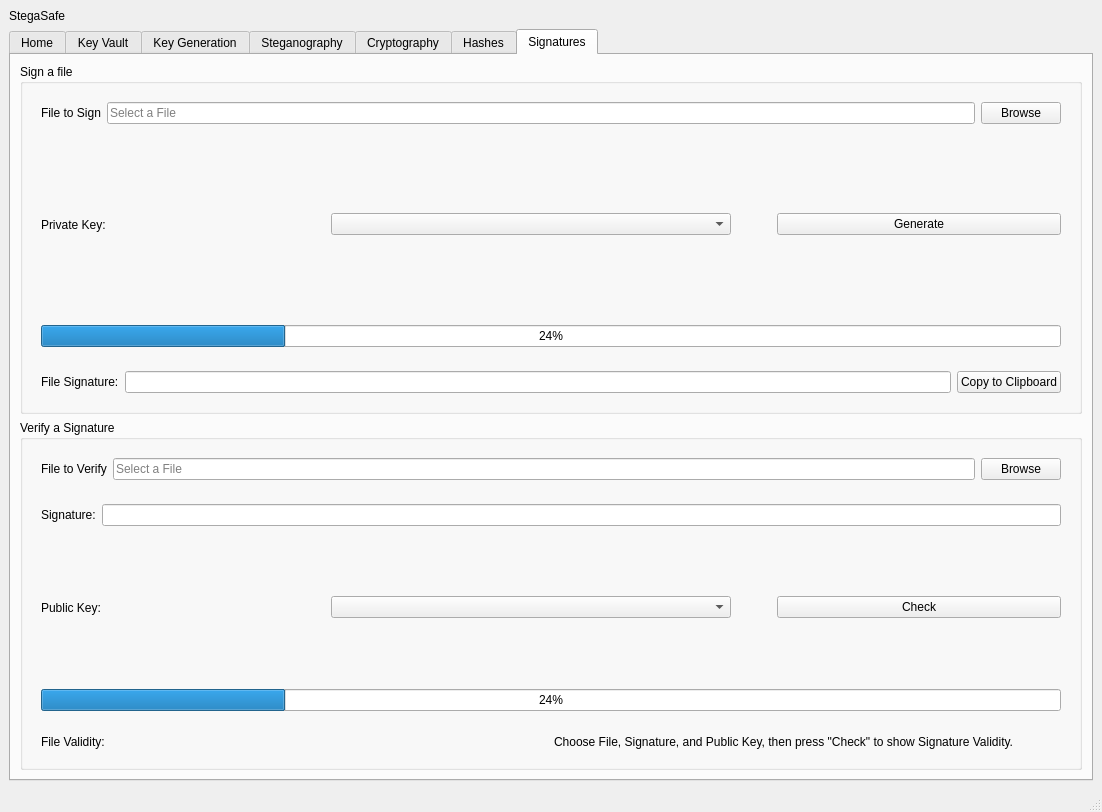
First picture: the form in src/stegasafe/gui/main_window.ui, repository RaveNcLawNN/StegaSafe, before the edit.
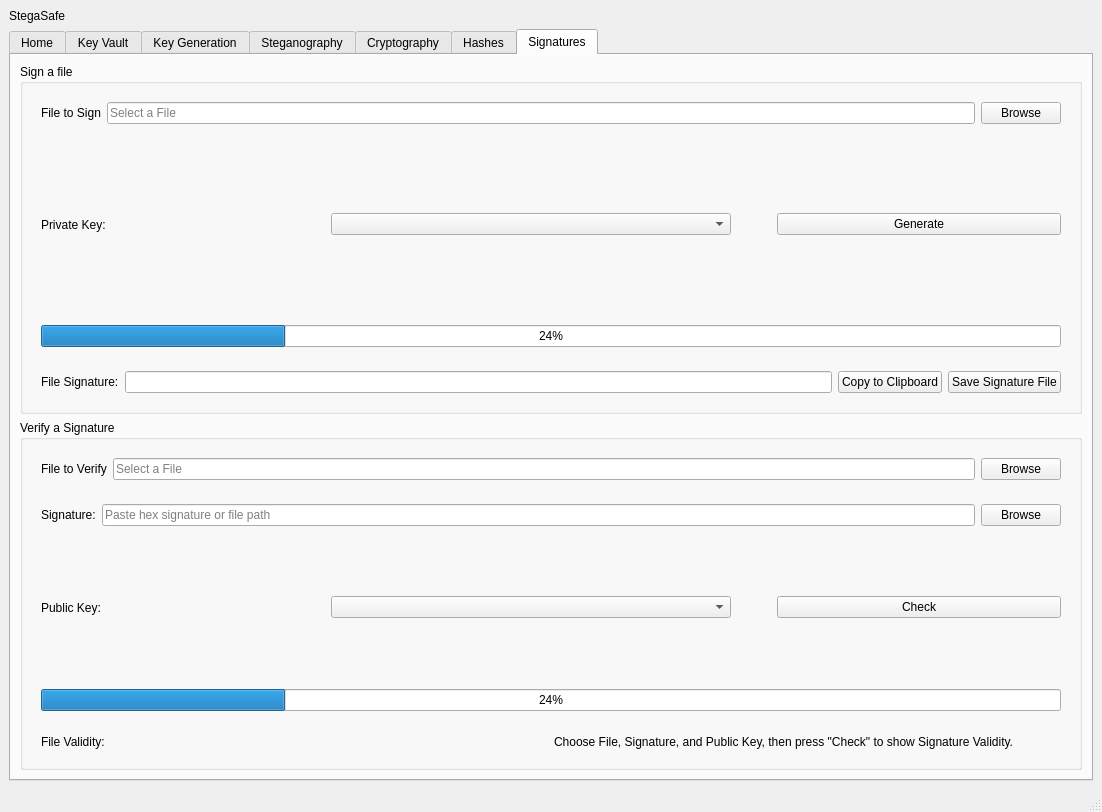
Second picture: the form after the edit. The open tabs and pages were chosen to show the change.

Commit message: M8 + M9: added detached signature file (.sig)  support

The edit to the form file:
```diff
--- a/src/stegasafe/gui/main_window.ui
+++ b/src/stegasafe/gui/main_window.ui
@@ -1581,6 +1581,13 @@
                 </property>
                </widget>
               </item>
+              <item>
+               <widget class="QPushButton" name="btnSaveSignature">
+                <property name="text">
+                 <string>Save Signature File</string>
+                </property>
+               </widget>
+              </item>
              </layout>
             </widget>
            </item>
@@ -1634,7 +1641,18 @@
                </widget>
               </item>
               <item>
-               <widget class="QLineEdit" name="leShowSignature_2"/>
+               <widget class="QLineEdit" name="leShowSignature_2">
+                <property name="placeholderText">
+                 <string>Paste hex signature or file path</string>
+                </property>
+               </widget>
+              </item>
+              <item>
+               <widget class="QPushButton" name="btnChooseSignatureFile">
+                <property name="text">
+                 <string>Browse</string>
+                </property>
+               </widget>
               </item>
              </layout>
             </widget>
```
The commit also changes 1 other file.
